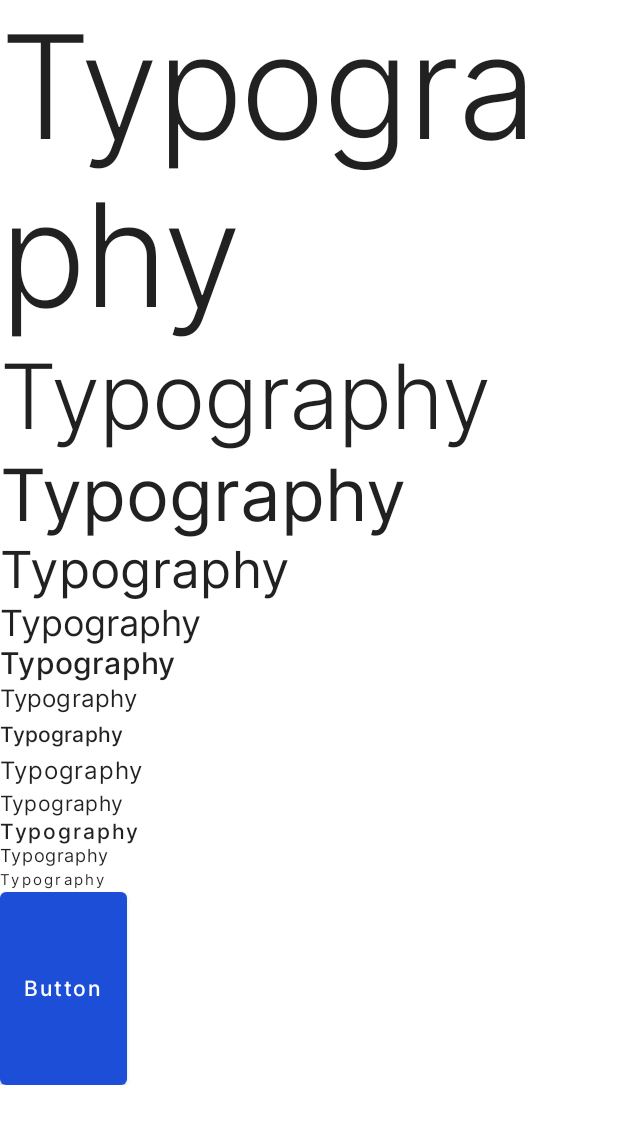
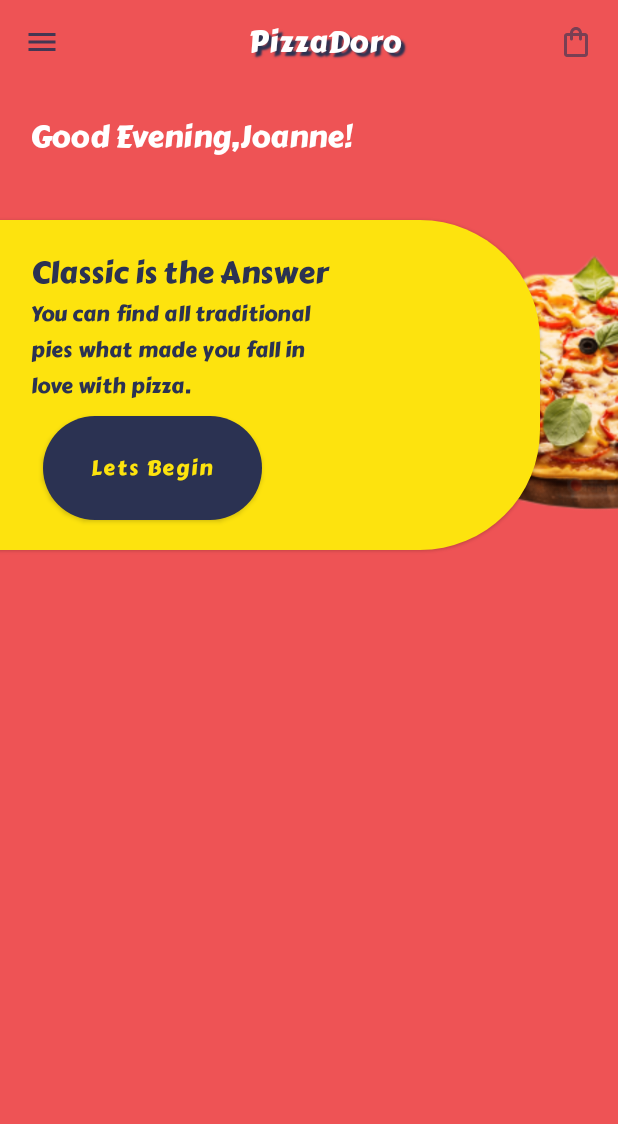
Before and after one commit to Chandu4221/POC_ComposeUIComponents, an Android app built with Jetpack Compose: the screen it shows after launch (MainActivity), on a phone screen of 412 x 824 dp. Shown: the top 1124 px of the screen. Run offline under Robolectric (Android 15) with nearby library versions, the phone set to English and light mode, and no system bars; our stand-ins replace accompanist, constraintlayout-compose.

Commit message:
homeScreen header completed

```diff
--- a/app/build.gradle
+++ b/app/build.gradle
@@ -57,11 +57,13 @@ dependencies {
     implementation "androidx.compose.ui:ui-tooling-preview:$compose_version"
     implementation 'androidx.lifecycle:lifecycle-runtime-ktx:2.4.0'
     implementation 'androidx.activity:activity-compose:1.4.0'
+    implementation 'androidx.compose.material:material-icons-extended:1.2.0-alpha06'
+    implementation 'com.google.accompanist:accompanist-systemuicontroller:0.24.5-alpha'
+    implementation "androidx.constraintlayout:constraintlayout-compose:1.0.0"
     testImplementation 'junit:junit:4.+'
     androidTestImplementation 'androidx.test.ext:junit:1.1.3'
     androidTestImplementation 'androidx.test.espresso:espresso-core:3.4.0'
     androidTestImplementation "androidx.compose.ui:ui-test-junit4:$compose_version"
     debugImplementation "androidx.compose.ui:ui-tooling:$compose_version"
-    implementation "com.google.accompanist:accompanist-systemuicontroller:0.17.0"
 
 }
--- a/app/src/main/java/com/example/composeuicomponents/MainActivity.kt
+++ b/app/src/main/java/com/example/composeuicomponents/MainActivity.kt
@@ -3,16 +3,9 @@ package com.example.composeuicomponents
 import android.os.Bundle
 import androidx.activity.ComponentActivity
 import androidx.activity.compose.setContent
-import androidx.compose.foundation.layout.Column
-import androidx.compose.foundation.rememberScrollState
-import androidx.compose.foundation.verticalScroll
-import androidx.compose.material.MaterialTheme
-import androidx.compose.material.Surface
 import androidx.compose.runtime.Composable
-import androidx.compose.ui.Modifier
 import androidx.compose.ui.tooling.preview.Preview
-import com.example.composeuicomponents.ui.showcase.ButtonWithPadding
-import com.example.composeuicomponents.ui.showcase.GreetingText
+import com.example.composeuicomponents.ui.screens.HomeScreen
 import com.example.composeuicomponents.ui.theme.ComposeUIComponentsTheme
 
 class MainActivity : ComponentActivity() {
@@ -20,28 +13,18 @@ class MainActivity : ComponentActivity() {
         super.onCreate(savedInstanceState)
         setContent {
             ComposeUIComponentsTheme {
-                // A surface container using the 'background' color from the theme
-                Surface(color = MaterialTheme.colors.background) {
-                    Column() {
-                        Column(
-                            modifier = Modifier
-                                .verticalScroll(rememberScrollState())
-                                .weight(weight = 1f, fill = false)
-                        ) {
-                            GreetingText(greetingMsg = "Typography")
-                            ButtonWithPadding()
-                        }
-                    }
-                }
+                HomeScreen()
             }
         }
     }
 }
 
+
 @Preview(showBackground = true)
 @Composable
 fun DefaultPreview() {
     ComposeUIComponentsTheme {
-        ButtonWithPadding()
+        HomeScreen()
+
     }
 }
--- /dev/null
+++ b/app/src/main/java/com/example/composeuicomponents/ui/screens/HomeScreen.kt
@@ -0,0 +1,214 @@
+package com.example.composeuicomponents.ui.screens
+
+import androidx.compose.foundation.Image
+import androidx.compose.foundation.background
+import androidx.compose.foundation.layout.Box
+import androidx.compose.foundation.layout.Column
+import androidx.compose.foundation.layout.Spacer
+import androidx.compose.foundation.layout.fillMaxWidth
+import androidx.compose.foundation.layout.height
+import androidx.compose.foundation.layout.padding
+import androidx.compose.foundation.layout.size
+import androidx.compose.foundation.layout.width
+import androidx.compose.foundation.shape.CornerSize
+import androidx.compose.foundation.shape.RoundedCornerShape
+import androidx.compose.material.Button
+import androidx.compose.material.ButtonDefaults
+import androidx.compose.material.Card
+import androidx.compose.material.Icon
+import androidx.compose.material.IconButton
+import androidx.compose.material.MaterialTheme
+import androidx.compose.material.Scaffold
+import androidx.compose.material.Text
+import androidx.compose.material.TopAppBar
+import androidx.compose.material.icons.Icons
+import androidx.compose.material.icons.filled.Menu
+import androidx.compose.material.icons.outlined.ShoppingBag
+import androidx.compose.runtime.Composable
+import androidx.compose.ui.Modifier
+import androidx.compose.ui.geometry.Offset
+import androidx.compose.ui.graphics.Color
+import androidx.compose.ui.graphics.Shadow
+import androidx.compose.ui.res.painterResource
+import androidx.compose.ui.text.style.TextAlign
+import androidx.compose.ui.tooling.preview.Preview
+import androidx.compose.ui.unit.ExperimentalUnitApi
+import androidx.compose.ui.unit.dp
+import androidx.compose.ui.unit.sp
+import androidx.constraintlayout.compose.ConstraintLayout
+import com.example.composeuicomponents.R
+import com.example.composeuicomponents.ui.theme.dimensions.EIGHT
+import com.example.composeuicomponents.ui.theme.dimensions.ELEVEN
+import com.example.composeuicomponents.ui.theme.dimensions.FIVE
+import com.example.composeuicomponents.ui.theme.dimensions.FOUR
+import com.example.composeuicomponents.ui.theme.dimensions.TWENTY
+import com.example.composeuicomponents.ui.theme.dimensions.TWO
+import com.example.composeuicomponents.ui.theme.dimensions.ZERO
+
+@OptIn(ExperimentalUnitApi::class)
+@Preview
+@Composable
+fun HomeScreen() {
+    Scaffold(
+        backgroundColor = Color(0xffEE5355),
+        topBar = {
+            TopAppBar(
+                title = {
+                    Text(
+                        color = Color.White,
+                        text = "PizzaDoro",
+                        fontSize = FIVE.sp,
+                        style = MaterialTheme.typography.h4.copy(
+                            shadow = Shadow(
+                                color = Color(0xFF2B3252),
+                                offset = Offset(4f, 4f),
+                                blurRadius = 1f
+                            )
+                        ),
+                        textAlign = TextAlign.Center,
+                        modifier = Modifier.fillMaxWidth()
+                    )
+                },
+                navigationIcon = {
+                    IconButton(onClick = {}) {
+                        Icon(Icons.Filled.Menu, "backIcon")
+                    }
+                },
+                backgroundColor = Color.Transparent,
+                contentColor = Color(0xFF2B3252),
+                elevation = ZERO.dp,
+                actions = {
+                    IconButton(
+                        onClick = { /*TODO*/ },
+                        enabled = true
+                    ) {
+                        Icon(
+                            Icons.Outlined.ShoppingBag,
+                            contentDescription = "Shopping Bag"
+                        )
+                    }
+                }
+            )
+        }
+    ) {
+//main content
+        MainContent()
+    }
+}
+
+@Composable
+fun MainContent() {
+    Column(modifier = Modifier.fillMaxWidth(1f)) {
+        //User name
+        Text(
+            text = "Good Evening,Joanne!",
+            color = Color.White,
+            style = MaterialTheme.typography.h6.copy(),
+            modifier = Modifier.padding(FIVE.dp)
+        )
+        // lets begin
+        ConstraintLayout(modifier = Modifier.fillMaxWidth()) {
+            val (image, yellowBox) = createRefs()
+            Card(
+                backgroundColor = Color(0xffFDE30E),
+                modifier = Modifier
+                    .padding(FIVE.dp)
+                    .fillMaxWidth()
+                    .constrainAs(yellowBox) {
+                        top.linkTo(parent.top)
+                        bottom.linkTo(parent.bottom)
+                        start.linkTo(parent.start, margin = -EIGHT.dp)
+                    },
+                shape = RoundedCornerShape(
+                    bottomEnd = TWENTY.dp,
+                    topEnd = TWENTY.dp
+                )
+            ) {
+                Column(
+                    modifier = Modifier.padding(
+                        start = EIGHT.dp,
+                        top = FIVE.dp,
+                        bottom = FIVE.dp,
+                        end = TWENTY.dp
+                    )
+                ) {
+                    Text(
+                        text = "Classic is the Answer",
+                        style = MaterialTheme.typography.h6,
+                        color = Color(0xff2B3252)
+                    )
+                    Text(
+                        text = "You can find all traditional pies what made you fall in love with pizza.",
+                        style = MaterialTheme.typography.subtitle2,
+                        color = Color(0xff2B3252),
+                        modifier = Modifier.fillMaxWidth(0.8f)
+                    )
+                    Spacer(modifier = Modifier.height(TWO.dp))
+                    Button(
+                        modifier = Modifier.padding(start = TWO.dp),
+                        onClick = { /*TODO*/ },
+                        colors = ButtonDefaults.buttonColors(
+                            backgroundColor = Color(0xff2B3252)
+                        ),
+                        shape = RoundedCornerShape(CornerSize(TWENTY.dp))
+                    ) {
+                        Text(
+                            text = "Lets Begin",
+                            style = MaterialTheme.typography.button,
+                            color = Color(0xffFDE30E),
+                            modifier = Modifier.padding(FOUR.dp),
+                        )
+                    }
+                }
+            }
+
+            Image(
+                painter = painterResource(id = R.drawable.pizza_menu),
+                contentDescription = "Pizza Menu",
+                modifier = Modifier
+                    .height(200.dp)
+                    .width(198.dp)
+                    .constrainAs(image) {
+                        end.linkTo(parent.end, margin = -ELEVEN.dp)
+                        top.linkTo(parent.top)
+                        bottom.linkTo(parent.bottom)
+                    }
+            )
+        }
+    }
+}
+
+
+@Composable
+fun ConstraintLayoutDemo() {
+    ConstraintLayout(modifier = Modifier.size(200.dp)) {
+        val (redBox, blueBox, yellowBox, text) = createRefs()
+
+        Box(modifier = Modifier
+            .size(50.dp)
+            .background(Color.Red)
+            .constrainAs(redBox) {})
+
+        Box(modifier = Modifier
+            .size(50.dp)
+            .background(Color.Blue)
+            .constrainAs(blueBox) {
+                top.linkTo(redBox.bottom)
+                start.linkTo(redBox.end)
+            })
+
+        Box(modifier = Modifier
+            .size(50.dp)
+            .background(Color.Yellow)
+            .constrainAs(yellowBox) {
+                bottom.linkTo(blueBox.bottom)
+                start.linkTo(blueBox.end, 20.dp)
+            })
+
+        Text("Hello World", modifier = Modifier.constrainAs(text) {
+            top.linkTo(parent.top)
+            start.linkTo(yellowBox.start)
+        })
+
+    }
+}
--- a/app/src/main/java/com/example/composeuicomponents/ui/theme/Theme.kt
+++ b/app/src/main/java/com/example/composeuicomponents/ui/theme/Theme.kt
@@ -11,8 +11,6 @@ import androidx.compose.ui.graphics.Color
 import com.example.composeuicomponents.ui.theme.colorPalettes.BLUE_700
 import com.example.composeuicomponents.ui.theme.padding.LocalPadding
 import com.example.composeuicomponents.ui.theme.padding.P
-import com.example.composeuicomponents.ui.theme.spacing.LocalSpacing
-import com.example.composeuicomponents.ui.theme.spacing.Spacing
 import com.google.accompanist.systemuicontroller.rememberSystemUiController
 
 private val DarkColorPalette = darkColors(
@@ -59,13 +57,21 @@ fun ComposeUIComponentsTheme(
     val systemUiController = rememberSystemUiController()
     SideEffect {
         systemUiController.setSystemBarsColor(
-            LightColorPalette.primary,
-            darkIcons = false
+            color = Color(0xffEE5355),
+            darkIcons = true
+        )
+        systemUiController.setNavigationBarColor(
+            color = Color(0xffEE5355),
+            darkIcons = true
+        )
+        systemUiController.setStatusBarColor(
+            color = Color(0xffEE5355),
+            darkIcons = true
         )
     }
 
     /*ADD COMPOSITIONS HERE USING THE PROVIDER*/
-    CompositionLocalProvider(LocalSpacing provides Spacing(), LocalPadding provides P()) {
+    CompositionLocalProvider(LocalPadding provides P()) {
         MaterialTheme(
             colors = colors,
             typography = Typography,
--- a/app/src/main/java/com/example/composeuicomponents/ui/theme/Type.kt
+++ b/app/src/main/java/com/example/composeuicomponents/ui/theme/Type.kt
@@ -17,6 +17,10 @@ val interFontFamily = FontFamily(
     Font(R.font.inter_bold_700, weight = FontWeight.W700)
 )
 
+var carterFontFamily = FontFamily(
+    Font(R.font.carter_one_regular, weight = FontWeight.W400)
+)
+
 val Typography = Typography(
-    defaultFontFamily = interFontFamily,
+    defaultFontFamily = carterFontFamily,
 )
--- a/app/src/main/java/com/example/composeuicomponents/ui/theme/spacing/Spacing.kt
+++ b/app/src/main/java/com/example/composeuicomponents/ui/theme/spacing/Spacing.kt
@@ -1,34 +1,35 @@
 package com.example.composeuicomponents.ui.theme.spacing
 
-import androidx.compose.material.MaterialTheme
-import androidx.compose.runtime.Composable
-import androidx.compose.runtime.ReadOnlyComposable
-import androidx.compose.runtime.compositionLocalOf
-import androidx.compose.ui.unit.Dp
-import androidx.compose.ui.unit.dp
-import com.example.composeuicomponents.ui.theme.dimensions.FOUR
-import com.example.composeuicomponents.ui.theme.dimensions.ONE
-import com.example.composeuicomponents.ui.theme.dimensions.ONE_POINT_FIVE
-import com.example.composeuicomponents.ui.theme.dimensions.SIX
-import com.example.composeuicomponents.ui.theme.dimensions.THREE
-import com.example.composeuicomponents.ui.theme.dimensions.TWO
-import com.example.composeuicomponents.ui.theme.dimensions.ZERO
-import com.example.composeuicomponents.ui.theme.dimensions.ZERO_POINT_FIVE
-
-data class Spacing(
-    val none: Dp = ZERO.dp,
-    val sm: Dp = ZERO_POINT_FIVE.dp,
-    val default: Dp = ONE.dp,
-    val md: Dp = ONE_POINT_FIVE.dp,
-    val lg: Dp = TWO.dp,
-    val xl: Dp = THREE.dp,
-    val xxl: Dp = FOUR.dp,
-    val xxxl: Dp = SIX.dp
-)
-
-val LocalSpacing = compositionLocalOf { Spacing() }
-
-val MaterialTheme.spacing: Spacing
-    @Composable
-    @ReadOnlyComposable
-    get() = LocalSpacing.current
+// LEFT FOR THE REFERENCE
+//import androidx.compose.material.MaterialTheme
+//import androidx.compose.runtime.Composable
+//import androidx.compose.runtime.ReadOnlyComposable
+//import androidx.compose.runtime.compositionLocalOf
+//import androidx.compose.ui.unit.Dp
+//import androidx.compose.ui.unit.dp
+//import com.example.composeuicomponents.ui.theme.dimensions.FOUR
+//import com.example.composeuicomponents.ui.theme.dimensions.ONE
+//import com.example.composeuicomponents.ui.theme.dimensions.ONE_POINT_FIVE
+//import com.example.composeuicomponents.ui.theme.dimensions.SIX
+//import com.example.composeuicomponents.ui.theme.dimensions.THREE
+//import com.example.composeuicomponents.ui.theme.dimensions.TWO
+//import com.example.composeuicomponents.ui.theme.dimensions.ZERO
+//import com.example.composeuicomponents.ui.theme.dimensions.ZERO_POINT_FIVE
+//
+//data class Spacing(
+//    val none: Dp = ZERO.dp,
+//    val sm: Dp = ZERO_POINT_FIVE.dp,
+//    val default: Dp = ONE.dp,
+//    val md: Dp = ONE_POINT_FIVE.dp,
+//    val lg: Dp = TWO.dp,
+//    val xl: Dp = THREE.dp,
+//    val xxl: Dp = FOUR.dp,
+//    val xxxl: Dp = SIX.dp
+//)
+//
+//val LocalSpacing = compositionLocalOf { Spacing() }
+//
+//val MaterialTheme.spacing: Spacing
+//    @Composable
+//    @ReadOnlyComposable
+//    get() = LocalSpacing.current
```
Also changed, not shown: app/src/main/res/drawable-v24/pizza_menu.png (added), app/src/main/res/font/carter_one_regular.ttf (added).
